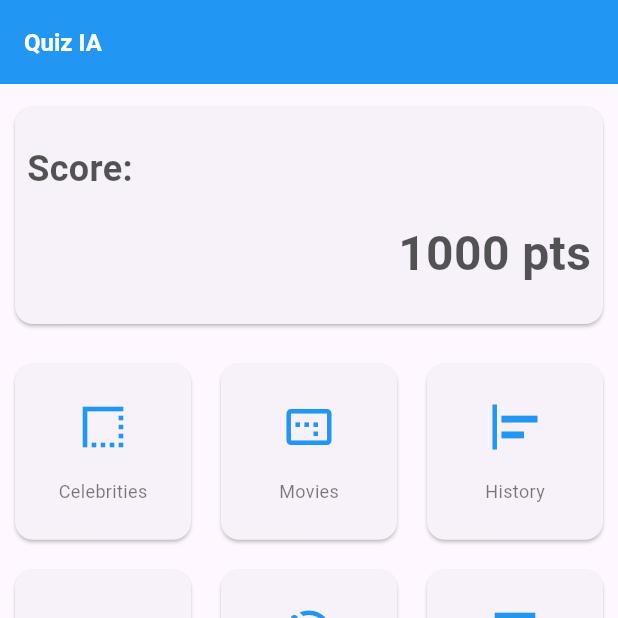
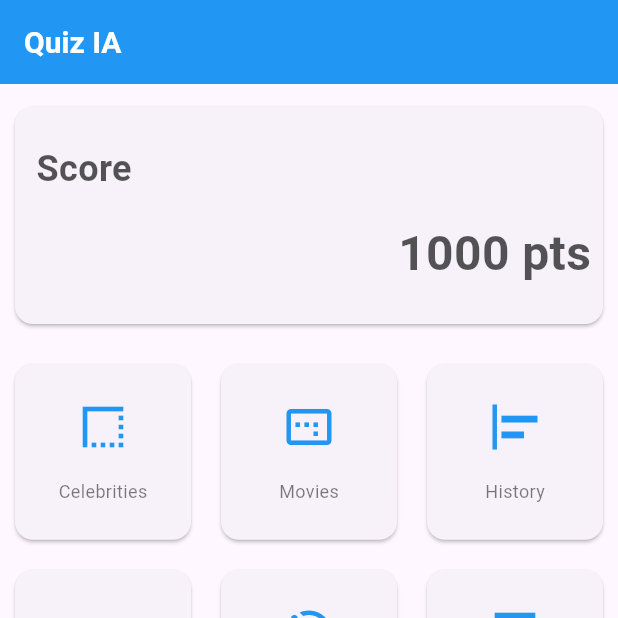
Before and after one commit to cardosotv/app_quiz, a Flutter app: the screen it shows after launch, on a phone screen of 412 x 824 dp, the top half of it. Run offline on Flutter 3.47's test engine with Material 3 defaults, Android fonts, the phone set to English and light mode, and no system bars; our stand-ins replace bloc, equatable, flutter_bloc, material_design_icons_flutter.

Commit message:
Small adjust on home screen.

```diff
--- a/lib/features/home/view/pages/home.dart
+++ b/lib/features/home/view/pages/home.dart
@@ -27,7 +27,7 @@ class _HomeState extends State<Home> {
         backgroundColor: const Color.fromRGBO(33, 150, 243, 1),
         title: const Text(
           "Quiz IA",
-          style: TextStyle(fontSize: 16,
+          style: TextStyle(fontSize: 20,
                            color: Colors.white,
                            fontWeight: FontWeight.bold
                            ),
@@ -43,7 +43,7 @@ class _HomeState extends State<Home> {
               Card(
                 elevation: 1,
                 margin: const EdgeInsets.only(top:15, bottom: 15),
-                child: userScore("Score: ", loggedUser, myWidht: maxWidth-20),
+                child: userScore(" Score", loggedUser, myWidht: maxWidth-20),
                 ),
             ],
           ),
--- a/lib/features/home/view/widgets/user_score.dart
+++ b/lib/features/home/view/widgets/user_score.dart
@@ -9,9 +9,9 @@ Widget userScore(String title, User user, {double myWidht = 200, double  myHeigh
     alignment: Alignment.centerLeft,
 
     decoration: const BoxDecoration(
-     // color: Color.fromARGB(255, 223, 241, 250),
-    //                           border: Border.all(width: 2, color: Colors.grey),
-    //                           borderRadius: BorderRadius.circular(10),
+    //  color: Color.fromARGB(255, 223, 241, 250),
+    //   border: Border.all(width: 2, color: Colors.grey),
+    //   borderRadius: BorderRadius.circular(10),
                 ),
     child: Padding(
       padding: const EdgeInsets.all(8.0),
```
Also changed, not shown: lib/features/home/view/widgets/option_subjects.dart (+1 -10 lines).
